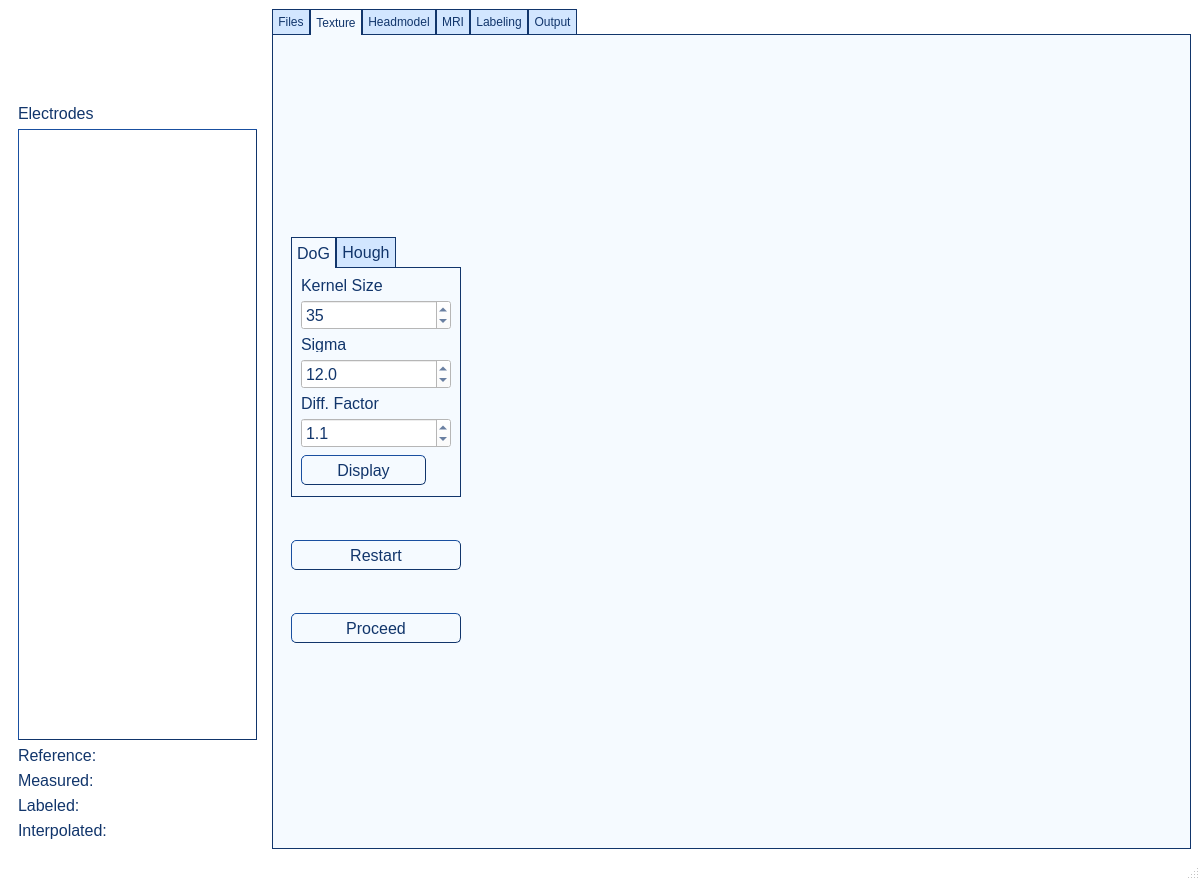
Qt form ui/qt_designer/pyloc_main.ui (mindbrainlab/ElectrodeLocalizationKit) before a commit.
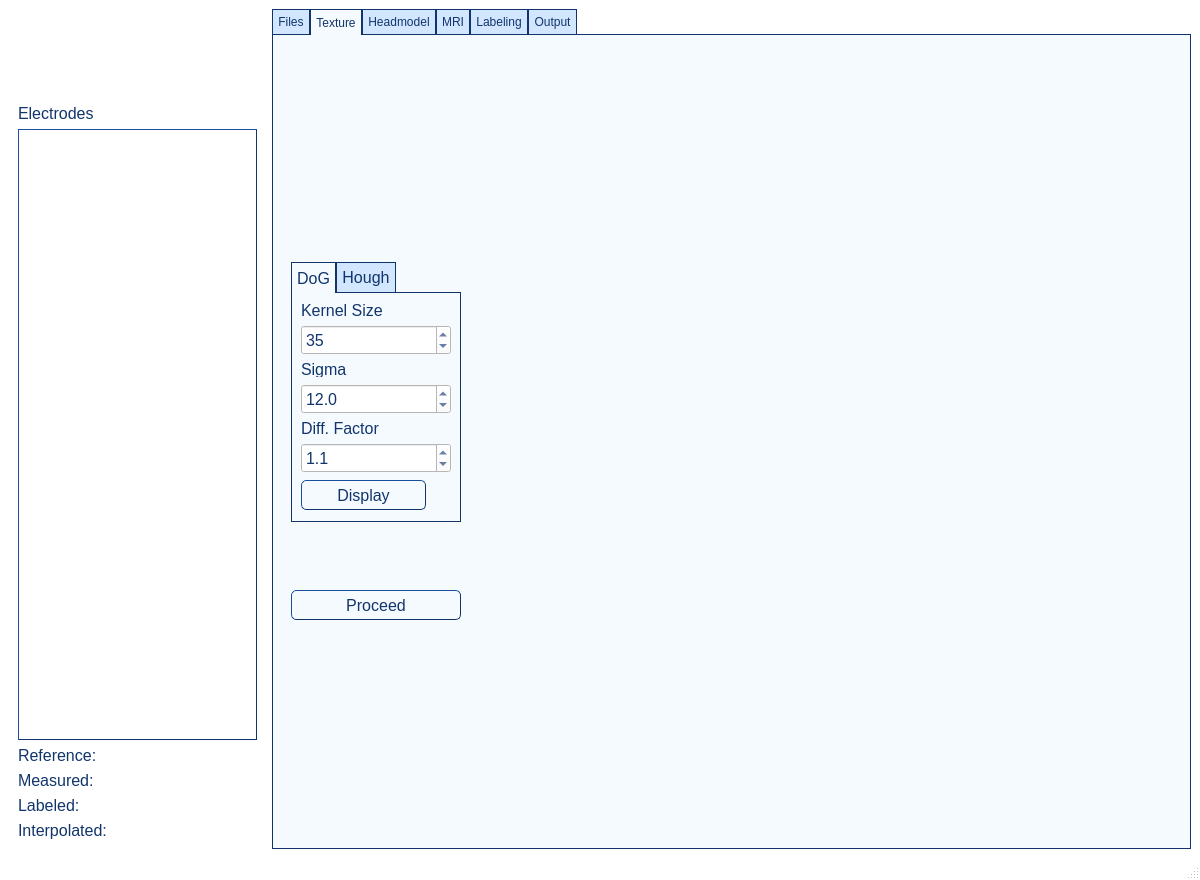
The same form after that commit. The open tabs and pages were chosen to show the change. Icons and pictures are not drawn.

Commit message: feat: add clear data model option and apply it to restart_0 button

What changed in the file:
```diff
--- a/ui/qt_designer/pyloc_main.ui
+++ b/ui/qt_designer/pyloc_main.ui
@@ -977,39 +977,6 @@
              </widget>
             </widget>
            </item>
-           <item>
-            <widget class="QPushButton" name="restart_button_1">
-             <property name="sizePolicy">
-              <sizepolicy hsizetype="Minimum" vsizetype="Minimum">
-               <horstretch>0</horstretch>
-               <verstretch>0</verstretch>
-              </sizepolicy>
-             </property>
-             <property name="minimumSize">
-              <size>
-               <width>170</width>
-               <height>30</height>
-              </size>
-             </property>
-             <property name="maximumSize">
-              <size>
-               <width>170</width>
-               <height>30</height>
-              </size>
-             </property>
-             <property name="font">
-              <font>
-               <pointsize>12</pointsize>
-              </font>
-             </property>
-             <property name="styleSheet">
-              <string notr="true"/>
-             </property>
-             <property name="text">
-              <string>Restart</string>
-             </property>
-            </widget>
-           </item>
            <item>
             <widget class="QPushButton" name="proceed_button_1">
              <property name="sizePolicy">
```
Left out of the diff: 10 changed lines with no effect on the pictures. The commit also changes 3 other files.
